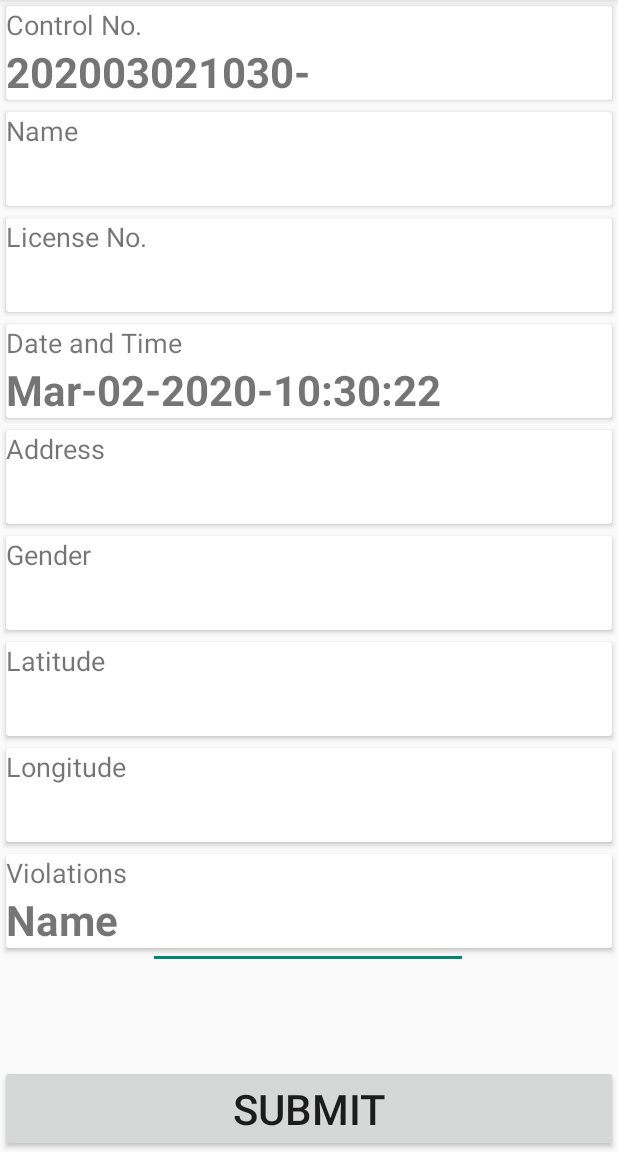
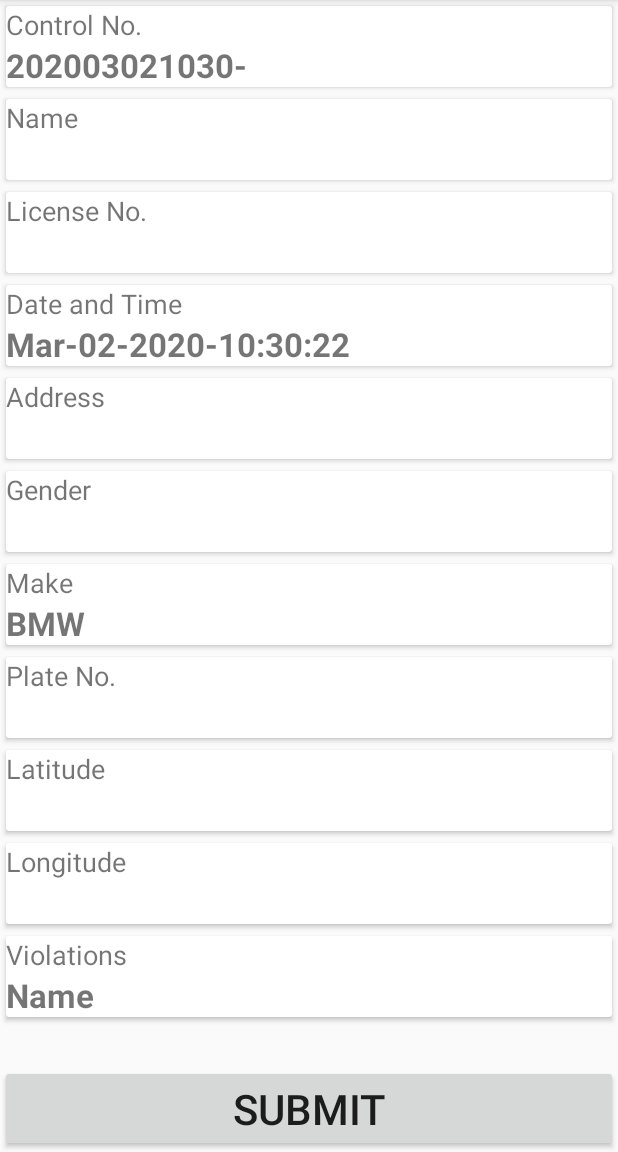
Before and after one commit to affytfacundo/thesis2, an Android app: the DriverDetails screen opened directly, with no data from a screen before it, after a tap on "SUMMARIZE", on a phone screen of 412 x 824 dp, the part 84-1236 px from its top. Run offline under Robolectric (Android 15) with nearby library versions, the phone set to English and light mode, and no system bars; our stand-ins replace Firebase (no records; nobody signed in at launch, a user with empty details on screens opened directly).

Commit message:
UPPER CASE INPUT. ADDED PLATE NUMBER AND MAKE TO THE SUMMARY VIEW.

```diff
--- a/app/src/main/java/com/example/myapplication/DriverDetails.java
+++ b/app/src/main/java/com/example/myapplication/DriverDetails.java
@@ -21,6 +21,7 @@ import android.os.Build;
 import android.os.Bundle;
 import android.os.Environment;
 import android.provider.MediaStore;
+import android.text.InputFilter;
 import android.util.Log;
 import android.view.View;
 import android.widget.ArrayAdapter;
@@ -91,11 +92,16 @@ public class DriverDetails extends BaseActivity implements LocationListener {
 
 
         name = findViewById(R.id.nametxt);
+        name.setFilters(new InputFilter[] {new InputFilter.AllCaps()});
         gender = findViewById(R.id.gendertxt);
+        gender.setFilters(new InputFilter[] {new InputFilter.AllCaps()});
         license = findViewById(R.id.licensetxt);
+        license.setFilters(new InputFilter[] {new InputFilter.AllCaps()});
         addressText = findViewById(R.id.addresstxt);
+        addressText.setFilters(new InputFilter[] {new InputFilter.AllCaps()});
         //plate num wala pa sa driverSummary.java (no space yet)
         plateNum = findViewById(R.id.plateNumTxt);
+        plateNum.setFilters(new InputFilter[] {new InputFilter.AllCaps()});
         //make dn wala pa sa driverSummary (no space)
         makeText = findViewById(R.id.makeTxt);
         upload = findViewById(R.id.uploadBtn);
@@ -219,6 +225,7 @@ public class DriverDetails extends BaseActivity implements LocationListener {
         .getStringArray(R.array.makeCars));
         adapter.setDropDownViewResource(android.R.layout.simple_spinner_dropdown_item);
         makeText.setAdapter(adapter);
+
 
 
 
@@ -437,7 +444,7 @@ public class DriverDetails extends BaseActivity implements LocationListener {
 
 
       replace2 = replace2.replaceAll("\\B0|0\\B", "O");
-      name.setText(replace2);
+      name.setText(replace2.toUpperCase());
 
             //end try
 
@@ -493,6 +500,8 @@ public class DriverDetails extends BaseActivity implements LocationListener {
         String huli = vioTxt.getText().toString();
         String longi = longitude.getText().toString();
         String lati = latitude.getText().toString();
+        String plato = plateNum.getText().toString().toUpperCase();
+        String mk = makeText.getSelectedItem().toString().toUpperCase();
         i.putExtra("Name", nameStr);
         i.putExtra("Gender", genderStr);
         i.putExtra("License No.", licenseStr);
@@ -500,6 +509,8 @@ public class DriverDetails extends BaseActivity implements LocationListener {
         i.putExtra("Violations", huli);
         i.putExtra("Latitude", lati);
         i.putExtra("Longitude", longi);
+        i.putExtra("Plate No.", plato);
+        i.putExtra("Make", mk);
         startActivity(i);
 
 
--- a/app/src/main/java/com/example/myapplication/DriverSummary.java
+++ b/app/src/main/java/com/example/myapplication/DriverSummary.java
@@ -38,15 +38,13 @@ public class DriverSummary extends AppCompatActivity {
     private static final String KEY_DATE = "dateAndTime";
     private static final String KEY_CONTROL = "controlNumber";
     private static final String KEY_PLATE = "plateNumber";
+    private static final String KEY_MAKE = "make";
     private final static int SEND_SMS_PERMISSION_REQUEST_CODE = 143;
 
 
     TextView phoneNumb;
-    TextView name, gender, license, address, longi, lati, date, violations, control;
-    String Stringname, Stringgender, Stringlicense, Stringaddress, Stringlongi, Stringlati, Stringdate, Stringviolations, Stringcontrol;
-   /* long maxid=0;
-    DatabaseReference reff;
-    Member member;*/
+    TextView name, gender, license, address, longi, lati, date, violations, control, make, plate;
+    String Stringname, Stringgender, Stringlicense, Stringaddress, Stringlongi, Stringlati, Stringdate, Stringviolations, Stringcontrol, Stringmake, Stringplate;
 
     private FirebaseFirestore db;
 
@@ -71,6 +69,7 @@ public class DriverSummary extends AppCompatActivity {
         String datetime = simpleDateFormat.format(calendar.getTime());
 
 
+
         name = findViewById(R.id.nameSum);
         gender = findViewById(R.id.genderSum);
         license = findViewById(R.id.licenseSum);
@@ -80,6 +79,8 @@ public class DriverSummary extends AppCompatActivity {
         date = findViewById(R.id.datetimeSum);
         violations = findViewById(R.id.violationSum);
         control = findViewById(R.id.ctrlSum);
+        make = findViewById(R.id.makeSum);
+        plate = findViewById(R.id.plateSum);
 
 
 
@@ -100,6 +101,10 @@ public class DriverSummary extends AppCompatActivity {
         violations.setText(Stringviolations);
         date.setText(datetime);
         Stringdate = date.getText().toString();
+        Stringmake = getIntent().getExtras().getString("Make");
+        make.setText(Stringmake);
+        Stringplate = getIntent().getExtras().getString("Plate No.");
+        plate.setText(Stringplate);
 
 
         String input = Stringlicense;     //input string
@@ -137,6 +142,8 @@ public class DriverSummary extends AppCompatActivity {
         note.put(KEY_LONGITUDE, Stringlongi);
         note.put(KEY_DATE, Stringdate);
         note.put(KEY_CONTROL, Stringcontrol);
+        note.put(KEY_PLATE, Stringplate);
+        note.put(KEY_MAKE, Stringmake);
 
         db.collection("drivers").document(    ).set(note).addOnSuccessListener(new OnSuccessListener<Void>() {
             @Override
--- a/app/src/main/res/layout/activity_driver_summary.xml
+++ b/app/src/main/res/layout/activity_driver_summary.xml
@@ -30,13 +30,12 @@
 
             <TextView
                 android:id="@+id/ctrlSum"
-                android:layout_below="@+id/ctrlText"
                 android:layout_width="wrap_content"
                 android:layout_height="wrap_content"
+                android:layout_below="@+id/ctrlText"
                 android:text="Control Number"
-                android:textStyle="bold"
-                android:textSize="28sp"
-                />
+                android:textSize="22sp"
+                android:textStyle="bold" />
         </RelativeLayout>
     </androidx.cardview.widget.CardView>
 
@@ -60,13 +59,12 @@
 
             <TextView
                 android:id="@+id/nameSum"
-                android:layout_below="@+id/nameText"
                 android:layout_width="wrap_content"
                 android:layout_height="wrap_content"
+                android:layout_below="@+id/nameText"
                 android:text="Name"
-                android:textStyle="bold"
-                android:textSize="28sp"
-                />
+                android:textSize="22sp"
+                android:textStyle="bold" />
         </RelativeLayout>
     </androidx.cardview.widget.CardView>
 
@@ -90,13 +88,12 @@
 
             <TextView
                 android:id="@+id/licenseSum"
-                android:layout_below="@+id/licenseText"
                 android:layout_width="wrap_content"
                 android:layout_height="wrap_content"
+                android:layout_below="@+id/licenseText"
                 android:text="License Number"
-                android:textStyle="bold"
-                android:textSize="28sp"
-                />
+                android:textSize="22sp"
+                android:textStyle="bold" />
         </RelativeLayout>
     </androidx.cardview.widget.CardView>
 
@@ -120,13 +117,12 @@
 
             <TextView
                 android:id="@+id/datetimeSum"
-                android:layout_below="@+id/dateText"
                 android:layout_width="wrap_content"
                 android:layout_height="wrap_content"
+                android:layout_below="@+id/dateText"
                 android:text="Date and Time"
-                android:textStyle="bold"
-                android:textSize="28sp"
-                />
+                android:textSize="22sp"
+                android:textStyle="bold" />
         </RelativeLayout>
     </androidx.cardview.widget.CardView>
 
@@ -153,7 +149,7 @@
                 android:layout_height="wrap_content"
                 android:layout_below="@+id/addressText"
                 android:text="Address"
-                android:textSize="28sp"
+                android:textSize="22sp"
                 android:textStyle="bold" />
         </RelativeLayout>
 
@@ -182,7 +178,63 @@
                 android:layout_height="wrap_content"
                 android:layout_below="@+id/genderText"
                 android:text="Gender"
-                android:textSize="28sp"
+                android:textSize="22sp"
+                android:textStyle="bold" />
+        </RelativeLayout>
+    </androidx.cardview.widget.CardView>
+
+    <androidx.cardview.widget.CardView
+        android:id="@+id/layoutMake"
+        android:layout_width="match_parent"
+        android:layout_height="wrap_content"
+        android:layout_margin="4dp">
+
+        <RelativeLayout
+            android:layout_width="match_parent"
+            android:layout_height="wrap_content">
+
+            <TextView
+                android:id="@+id/makeText"
+                android:layout_width="wrap_content"
+                android:layout_height="wrap_content"
+                android:text="Make"
+                android:textSize="18sp" />
+
+            <TextView
+                android:id="@+id/makeSum"
+                android:layout_width="wrap_content"
+                android:layout_height="wrap_content"
+                android:layout_below="@+id/makeText"
+                android:text="Make"
+                android:textSize="22sp"
+                android:textStyle="bold" />
+        </RelativeLayout>
+    </androidx.cardview.widget.CardView>
+
+    <androidx.cardview.widget.CardView
+        android:id="@+id/layoutPlate"
+        android:layout_width="match_parent"
+        android:layout_height="wrap_content"
+        android:layout_margin="4dp">
+
+        <RelativeLayout
+            android:layout_width="match_parent"
+            android:layout_height="wrap_content">
+
+            <TextView
+                android:id="@+id/plateText"
+                android:layout_width="wrap_content"
+                android:layout_height="wrap_content"
+                android:text="Plate No."
+                android:textSize="18sp" />
+
+            <TextView
+                android:id="@+id/plateSum"
+                android:layout_width="wrap_content"
+                android:layout_height="wrap_content"
+                android:layout_below="@+id/plateText"
+                android:text="Plate Number"
+                android:textSize="22sp"
                 android:textStyle="bold" />
         </RelativeLayout>
     </androidx.cardview.widget.CardView>
@@ -207,13 +259,12 @@
 
             <TextView
                 android:id="@+id/latitudeSum"
-                android:layout_below="@+id/latitudeText"
                 android:layout_width="wrap_content"
                 android:layout_height="wrap_content"
+                android:layout_below="@+id/latitudeText"
                 android:text="Latitude"
-                android:textStyle="bold"
-                android:textSize="28sp"
-                />
+                android:textSize="22sp"
+                android:textStyle="bold" />
         </RelativeLayout>
     </androidx.cardview.widget.CardView>
 
@@ -237,13 +288,12 @@
 
             <TextView
                 android:id="@+id/longitudeSum"
-                android:layout_below="@+id/longitudeText"
                 android:layout_width="wrap_content"
                 android:layout_height="wrap_content"
+                android:layout_below="@+id/longitudeText"
                 android:text="Longitude"
-                android:textStyle="bold"
-                android:textSize="28sp"
-                />
+                android:textSize="22sp"
+                android:textStyle="bold" />
         </RelativeLayout>
     </androidx.cardview.widget.CardView>
 
@@ -267,13 +317,12 @@
 
             <TextView
                 android:id="@+id/violationSum"
-                android:layout_below="@+id/violationText"
                 android:layout_width="wrap_content"
                 android:layout_height="wrap_content"
+                android:layout_below="@+id/violationText"
                 android:text="Violations"
-                android:textStyle="bold"
-                android:textSize="28sp"
-                />
+                android:textSize="22sp"
+                android:textStyle="bold" />
         </RelativeLayout>
     </androidx.cardview.widget.CardView>
 
@@ -300,7 +349,7 @@
             android:id="@+id/phoneNum"
             android:layout_width="wrap_content"
             android:layout_height="wrap_content"
-            android:layout_marginBottom="64dp"
+            android:layout_marginBottom="40dp"
             android:ems="10"
             android:hint="0916xxxxxxx"
             android:inputType="textPersonName"
```
